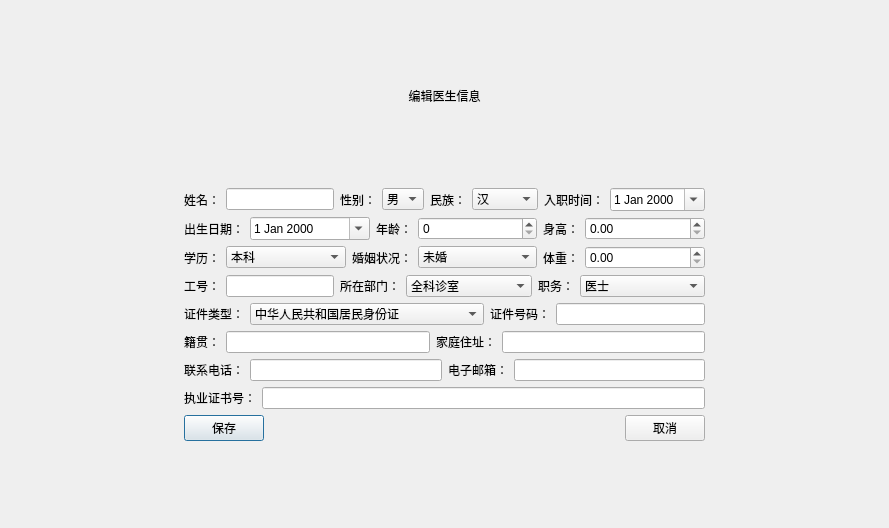
The window that doctoreditview.ui (DgutGWK/QtCourse) describes before a commit, drawn with Qt 5.
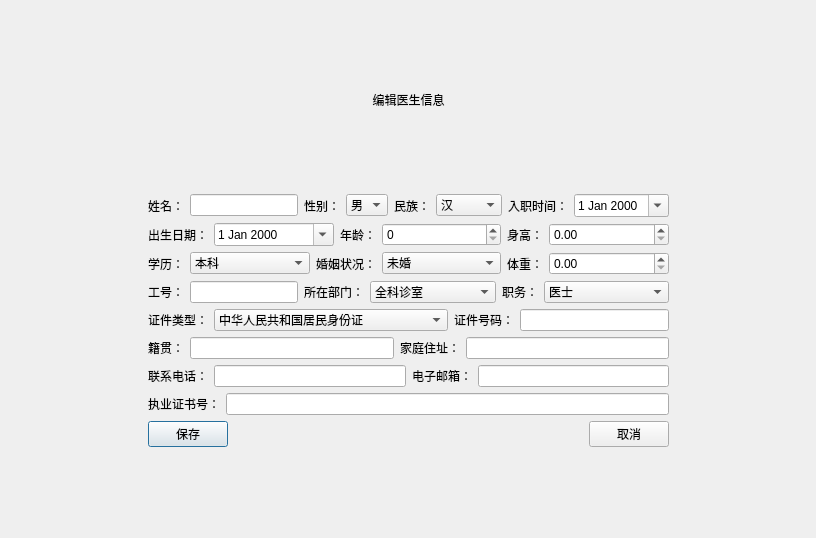
The same window after the commit.

Diff of the .ui file:
```diff
--- a/doctoreditview.ui
+++ b/doctoreditview.ui
@@ -6,8 +6,8 @@
    <rect>
     <x>0</x>
     <y>0</y>
-    <width>889</width>
-    <height>528</height>
+    <width>816</width>
+    <height>538</height>
    </rect>
   </property>
   <property name="windowTitle">
```
